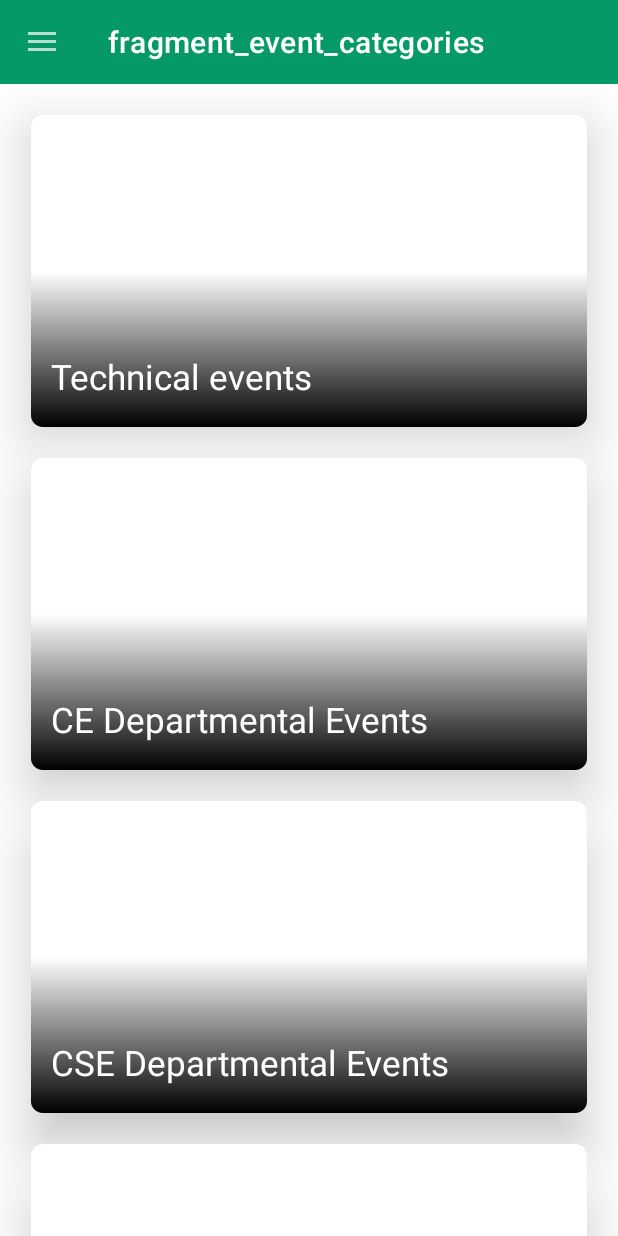
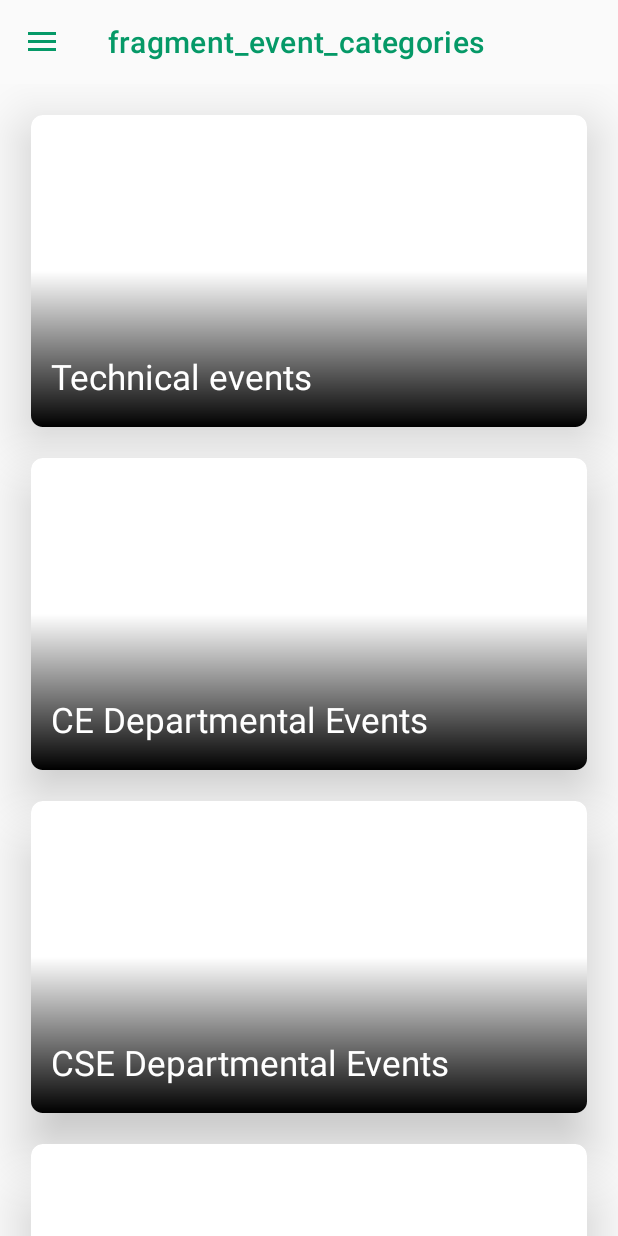
Before and after one commit to NIT-Meghalaya/Cognitia-2019-App, an Android app: the screen it shows after launch (MainActivity), on a phone screen of 412 x 824 dp. Run offline under Robolectric (Android 15) with nearby library versions, the light colour scheme and no system bars; our stand-ins replace navigation-ui, sdp/ssp sizes; libraries missing offline, so code that uses them is left out: coil.api.load; pictures from the network do not load; 1 statement that could not run was skipped.

Commit message:
Updated App Theme

```diff
--- a/app/src/main/res/layout/fragment_cognitia_events.xml
+++ b/app/src/main/res/layout/fragment_cognitia_events.xml
@@ -6,7 +6,7 @@
     android:layout_height="match_parent"
     xmlns:app="http://schemas.android.com/apk/res-auto"
     tools:context=".screens.cognitiaevents.CognitiaEventsFragment"
-    android:background="@color/white">
+    android:background="@color/darkWhite">
 
     <androidx.recyclerview.widget.RecyclerView
         android:id="@+id/recyclerView"
--- a/app/src/main/res/layout/fragment_event_categories.xml
+++ b/app/src/main/res/layout/fragment_event_categories.xml
@@ -5,7 +5,7 @@
     android:layout_height="match_parent"
     xmlns:app="http://schemas.android.com/apk/res-auto"
     tools:context=".screens.eventcategories.EventCategoriesFragment"
-    android:background="@color/white">
+    android:background="@color/darkWhite">
 
     <androidx.recyclerview.widget.RecyclerView
         android:id="@+id/recyclerView"
--- a/app/src/main/res/layout/fragment_team_members.xml
+++ b/app/src/main/res/layout/fragment_team_members.xml
@@ -4,7 +4,8 @@
     android:layout_width="match_parent"
     android:layout_height="match_parent"
     xmlns:app="http://schemas.android.com/apk/res-auto"
-    tools:context=".screens.teammembers.TeamMembersFragment">
+    tools:context=".screens.teammembers.TeamMembersFragment"
+    android:background="@color/darkWhite">
 
 
     <androidx.recyclerview.widget.RecyclerView
--- a/app/src/main/res/layout/toolbar.xml
+++ b/app/src/main/res/layout/toolbar.xml
@@ -4,6 +4,6 @@
     android:id="@+id/toolbar"
     android:layout_width="match_parent"
     android:layout_height="?attr/actionBarSize"
-    android:background="@color/colorPrimary"
+    android:background="@color/darkWhite"
     android:theme="@style/ThemeOverlay.AppCompat.Dark"
     app:layout_constraintTop_toTopOf="parent" />
--- a/app/src/main/res/values/colors.xml
+++ b/app/src/main/res/values/colors.xml
@@ -6,6 +6,8 @@
 
     <color name="black">@android:color/black</color>
     <color name="white">#FFF</color>
+    <color name="darkWhite">#fafafa</color>
+    <color name="darkerWhite">#bfbfbf</color>
     <color name="transparent">#00000000</color>
 
     <color name="buttonBackground">#C8E6C9</color>
--- a/app/src/main/res/values/styles.xml
+++ b/app/src/main/res/values/styles.xml
@@ -4,7 +4,7 @@
     <style name="AppTheme" parent="Theme.MaterialComponents.Light.NoActionBar">
         <!-- Customize your theme here. -->
         <item name="colorPrimary">@color/colorPrimary</item>
-        <item name="colorPrimaryDark">@color/colorPrimaryDark</item>
+        <item name="colorPrimaryDark">@color/darkerWhite</item>
         <item name="colorAccent">@color/colorAccent</item>
     </style>
 
@@ -13,4 +13,10 @@
         <item name="android:textColorSecondary">@color/colorPrimary</item>
         <item name="actionMenuTextColor">@color/colorPrimary</item>
     </style>
+
+    <style name="ThemeOverlay.AppCompat.Dark" parent="Base.ThemeOverlay.AppCompat.Dark">
+        <item name="android:textColorPrimary">@color/colorPrimary</item>
+        <item name="android:textColorSecondary">@color/colorPrimary</item>
+    </style>
+
 </resources>
```
